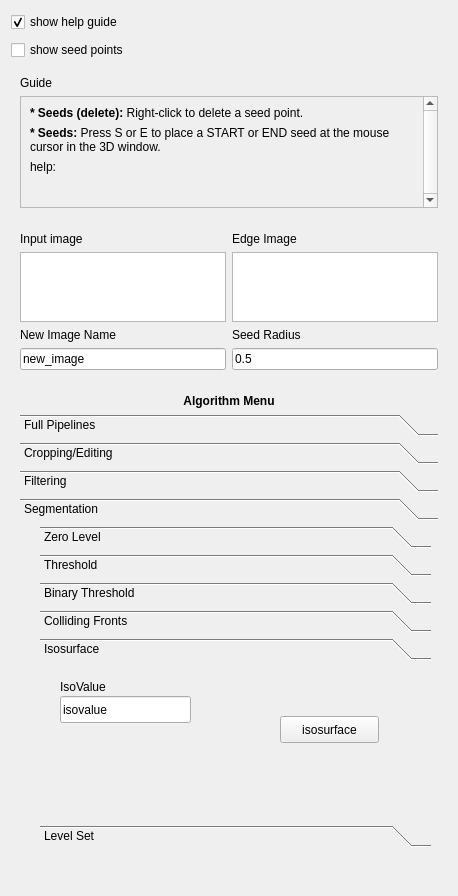
SimVascular/SimVascular, file Code/Source/sv4gui/Plugins/org.sv.gui.qt.imageprocessing/sv4gui_ImageProcessing.ui: the form before one commit.
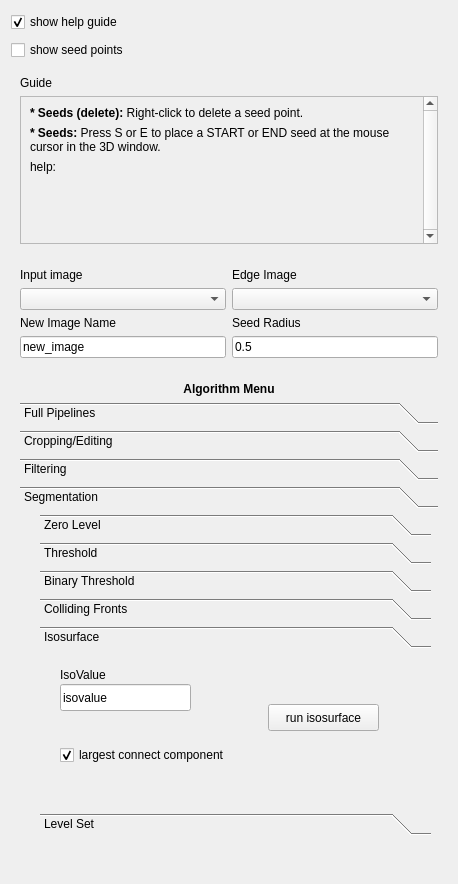
The form after the commit. The open tabs and pages were chosen to show the change.

Commit message: largest connect component

Patch:
```diff
--- a/Code/Source/sv4gui/Plugins/org.sv.gui.qt.imageprocessing/sv4gui_ImageProcessing.ui
+++ b/Code/Source/sv4gui/Plugins/org.sv.gui.qt.imageprocessing/sv4gui_ImageProcessing.ui
@@ -101,7 +101,7 @@
            <x>0</x>
            <y>0</y>
            <width>407</width>
-           <height>107</height>
+           <height>131</height>
           </rect>
          </property>
          <layout class="QVBoxLayout" name="verticalLayout">
@@ -182,16 +182,13 @@
         </property>
        </widget>
       </item>
-      <item row="3" column="0">
+      <item row="2" column="0">
        <widget class="QLabel" name="imaeNameLabel">
         <property name="text">
          <string>New Image Name</string>
         </property>
        </widget>
       </item>
-      <item row="2" column="1">
-       <widget class="QListWidget" name="inputList2"/>
-      </item>
       <item row="0" column="0">
        <widget class="QLabel" name="inputLabel1">
         <property name="text">
@@ -199,30 +196,33 @@
         </property>
        </widget>
       </item>
-      <item row="2" column="0">
-       <widget class="QListWidget" name="inputList1"/>
-      </item>
-      <item row="4" column="0">
+      <item row="3" column="0">
        <widget class="QLineEdit" name="imageNameLineEdit">
         <property name="text">
          <string>new_image</string>
         </property>
        </widget>
       </item>
-      <item row="3" column="1">
+      <item row="2" column="1">
        <widget class="QLabel" name="label">
         <property name="text">
          <string>Seed Radius</string>
         </property>
        </widget>
       </item>
-      <item row="4" column="1">
+      <item row="3" column="1">
        <widget class="QLineEdit" name="seedLineEdit">
         <property name="text">
          <string>0.5</string>
         </property>
        </widget>
       </item>
+      <item row="1" column="0">
+       <widget class="QComboBox" name="inputImageComboBox"/>
+      </item>
+      <item row="1" column="1">
+       <widget class="QComboBox" name="edgeImageComboBox"/>
+      </item>
      </layout>
     </widget>
    </item>
@@ -1461,14 +1461,14 @@
            <widget class="QPushButton" name="marchingCubesButton">
             <property name="geometry">
              <rect>
-              <x>240</x>
+              <x>228</x>
               <y>50</y>
-              <width>99</width>
+              <width>111</width>
               <height>27</height>
              </rect>
             </property>
             <property name="text">
-             <string>isosurface</string>
+             <string>run isosurface</string>
             </property>
            </widget>
            <widget class="QLabel" name="newPolydataLabel_2">
@@ -1484,6 +1484,22 @@
              <string>IsoValue</string>
             </property>
            </widget>
+           <widget class="QCheckBox" name="isoCheckBox">
+            <property name="geometry">
+             <rect>
+              <x>20</x>
+              <y>90</y>
+              <width>221</width>
+              <height>22</height>
+             </rect>
+            </property>
+            <property name="text">
+             <string>largest connect component</string>
+            </property>
+            <property name="checked">
+             <bool>true</bool>
+            </property>
+           </widget>
           </widget>
           <widget class="QWidget" name="levelSetPage">
            <property name="geometry">
```
Left out of the diff: 10 changed lines with no effect on the pictures. The commit also changes 3 other files.
